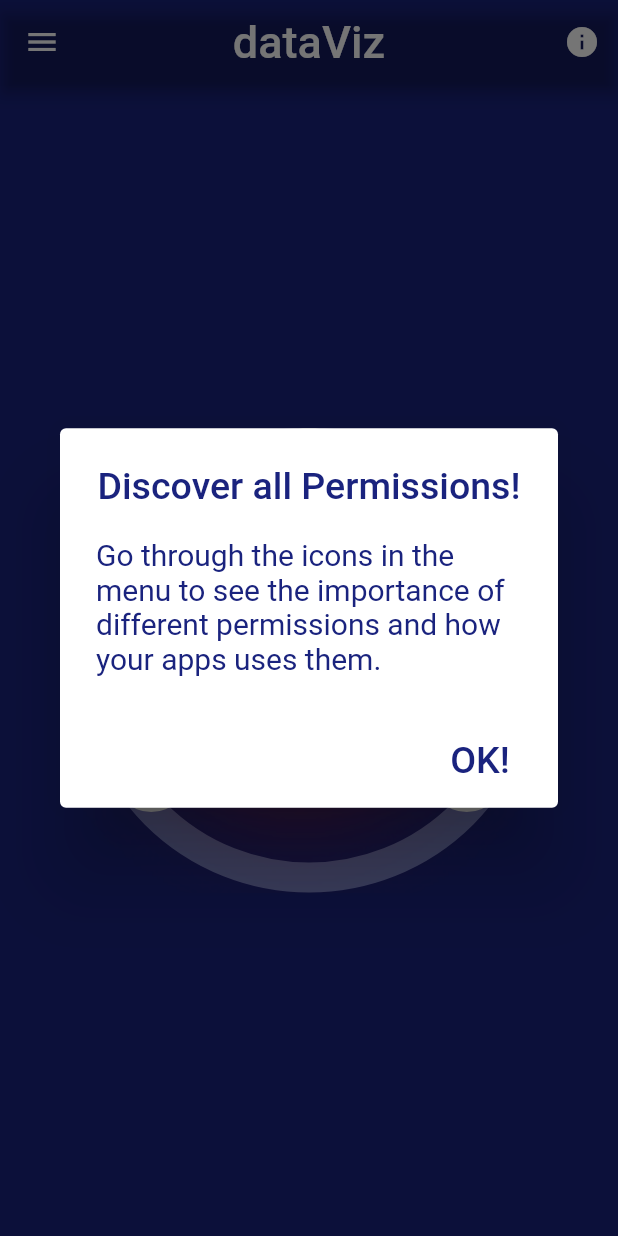
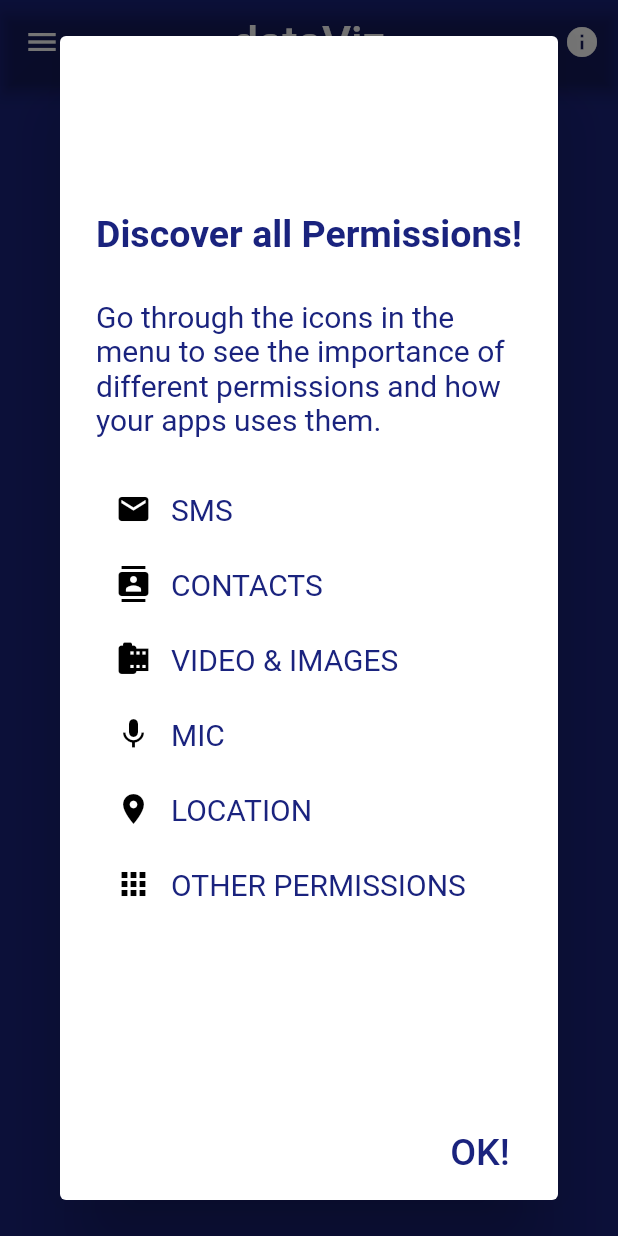
Before and after one commit to salmonMaxx/dataViz, a Flutter app: the MenuPage screen opened by its route, after a tap on the "info" icon, on a phone screen of 412 x 824 dp. Run offline on Flutter 3.47's test engine with Material 2 defaults, Android fonts, the light colour scheme and no system bars; our stand-ins replace contacts_service, dots_indicator, location, permission_handler; missing offline and left inert: call_log, launcher_assist, photo_manager, sms, speech_recognition; Roboto replaces fonts that are missing (Abel-bold).

Commit message:
othermeny

```diff
--- a/lib/main.dart
+++ b/lib/main.dart
@@ -11,6 +11,8 @@ import './routes/ForgotPassword.dart';
 import './routes/PermissionTemplate.dart';
 import './routes/PermissionMicrophoneScreen.dart';
 import './routes/MenuPage.dart';
+import './routes/MenuForOtherPerm.dart';
+import './routes/permissions/Sensors.dart';
 
 //drawer --> sidebar menu
 
@@ -50,6 +52,8 @@ class MyApp extends StatelessWidget {
         'permissions': (context) => PermissionTemplate(),
         'microphone': (context) => PermissionMicrophoneScreen(),
         'menu': (context) => MenuPage(),
+        'sensors': (context) => Sensors(),
+        //'menuOther': (context) => MenuForOtherPerm(),
 
         //drawer
         'big_picture': (context) => BigPicture(),
@@ -196,6 +200,7 @@ class _MyHomePageState extends State<MyHomePage> {
                               'calendar' : _getPermissionToAppList("android.permission.READ_CALENDAR"),
                               'phone' : _getPermissionToAppList("android.permission.WRITE_EXTERNAL_STORAGE"),
                               'callLog' : _getPermissionToAppList("android.permission.READ_CALL_LOG"),
+                              'camera' : _getPermissionToAppList("android.permission.CAMERA"),
 
                               //keep adding here to get more into the menu page
                               //TODO Contacts, microphone, sms, video and images, location
--- a/lib/routes/MenuPage.dart
+++ b/lib/routes/MenuPage.dart
@@ -8,29 +8,77 @@ import './permissions/Calendar.dart';
 import './permissions/Sms.dart';
 import './permissions/Phone.dart';
 import './permissions/CallLog.dart';
+import './MenuForOtherPerm.dart';
 
 import 'package:photo_manager/photo_manager.dart';
 
 Future<void> _ackAlert(BuildContext context) {
+  List <String> theList = ["Video and Image","SMS","Mic", "Contact", "Location"];
   return showDialog<void>(
     context: context,
     builder: (BuildContext context) {
       return AlertDialog(
-        title: Text('Discover all Permissions!',
+        content:
+        new Column(
+          mainAxisAlignment: MainAxisAlignment.center,
+          children: <Widget>[
+            new Flexible(
+              child: Text('Discover all Permissions!\n',
             textAlign: TextAlign.center,
-            style: TextStyle(color: Colors.indigo[900], fontSize: 25)),
-        content: Text(
-            'Go through the icons in the menu to see the importance of different permissions and how your apps uses them.',
+            style: TextStyle(color: Colors.indigo[900], fontSize: 25, fontWeight: FontWeight.bold)),),
+
+            new Flexible(
+              child:
+              Text(
+                  'Go through the icons in the menu to see the importance of different permissions and how your apps uses them.\n',
                   style: TextStyle(color: Colors.indigo[900], fontSize: 20)),
+            ),
+            new Row(
+              mainAxisAlignment: MainAxisAlignment.start,
+              children: <Widget>[
+                new CircleButton(iconData: Icons.email),
+                new Text ("SMS", textAlign: TextAlign.start, style: TextStyle(color: Colors.indigo[900], fontSize: 20)),
+              ],),
+            new Row(
+              mainAxisAlignment: MainAxisAlignment.start,
+              children: <Widget>[
+                new CircleButton(iconData: Icons.contacts),
+                new Text ("CONTACTS", textAlign: TextAlign.start, style: TextStyle(color: Colors.indigo[900], fontSize: 20)),
+              ],),
+            new Row(
+              mainAxisAlignment: MainAxisAlignment.start,
+              children: <Widget>[
+                new CircleButton(iconData: Icons.camera_roll),
+                new Text ("VIDEO & IMAGES", textAlign: TextAlign.start, style: TextStyle(color: Colors.indigo[900], fontSize: 20)),
+              ],),
+            new Row(
+              mainAxisAlignment: MainAxisAlignment.start,
+              children: <Widget>[
+                new CircleButton(iconData: Icons.mic),
+                new Text ("MIC", textAlign: TextAlign.start, style: TextStyle(color: Colors.indigo[900], fontSize: 20)),
+              ],),
+            new Row(
+              mainAxisAlignment: MainAxisAlignment.start,
+              children: <Widget>[
+                new CircleButton(iconData: Icons.location_on),
+                new Text ("LOCATION",textAlign: TextAlign.start, style: TextStyle(color: Colors.indigo[900], fontSize: 20)),
+              ],),
+            new Row(
+              mainAxisAlignment: MainAxisAlignment.start,
+              children: <Widget>[
+                new CircleButton(iconData: Icons.apps),
+                new Text ("OTHER PERMISSIONS", textAlign: TextAlign.start, style: TextStyle(color: Colors.indigo[900], fontSize: 20)),
+              ],),],),
         actions: <Widget>[
+
           FlatButton(
             child: Text('OK!',
                 textAlign: TextAlign.center,
                 style: new TextStyle(color: Colors.indigo[900], fontSize: 25)),
             onPressed: () {
               Navigator.of(context).pop();
-            },
-          ),
+            },),
+
           ],
       );
     },
@@ -47,7 +95,6 @@ class MenuPage extends StatefulWidget {
 
 class _MenuPageState extends State<MenuPage> {
   @override
-
   void getImages() async {
     var result = await PhotoManager.requestPermission();
     if (!(result == true)) {
@@ -100,7 +147,6 @@ class _MenuPageState extends State<MenuPage> {
                   decoration: BoxDecoration(
                     image: DecorationImage(
                       image: AssetImage('assets/light.png'),
-
                     ),
                   ),
                 ),
@@ -109,17 +155,21 @@ class _MenuPageState extends State<MenuPage> {
               left: -150.0,
             ),
             new Positioned(
-              child: new Center(
+              child: new Column(
+                children: <Widget>[
+                  new GestureDetector(
+                    onTap: () {_ackAlert(context);},
                     child: Container(
                       width: 150,
                       height: 150,
                       decoration: BoxDecoration(
                         image: DecorationImage(
-                      //image: AssetImage('assets/mabu-lightbulb.png'), //HAVE TO CHANGE PIC
                           image: AssetImage('assets/lamp1.png'),
                         ),
                       ),
                     ),
+                  ),
+                ],
               ),
               top: 80.0,
               left: 80.0,
@@ -130,10 +180,10 @@ class _MenuPageState extends State<MenuPage> {
                   onTap: () {
                     var route = new MaterialPageRoute(
                         builder: (BuildContext context) =>
-                            new BlackList(widget.appInfo["installedLabels"]));
+                            new Sms(widget.appInfo["sms"], true));
                     Navigator.of(context).push(route);
                   },
-                  iconData: Icons.list),
+                  iconData: Icons.email),
               top: 0.0,
               left: 130.0,
             ),
@@ -142,36 +192,25 @@ class _MenuPageState extends State<MenuPage> {
                   onTap: () {
                     var route = new MaterialPageRoute(
                         builder: (BuildContext context) =>
-                            new Calendar(widget.appInfo["calendar"]));
+                            new VideoPics(widget.appInfo["videoPics"]));
                     Navigator.of(context).push(route);
+                    getImages();
                   },
-                  iconData: Icons.calendar_today),
-              top: 53.59,
-              left: 235.18,
+                  iconData: Icons.camera_roll),
+              left: 17.42,
+              top: 195,
             ),
             new Positioned(
               child: new CircleButton(
                   onTap: () {
                     var route = new MaterialPageRoute(
                         builder: (BuildContext context) =>
-                        new Phone(widget.appInfo["phone"]));
+                            new Location(widget.appInfo["location"]));
                     Navigator.of(context).push(route);
                   },
-                  iconData: Icons.phone_forwarded),
-              top: 206.41,
-              left: 235.18,
-            ),
-            new Positioned(
-              child: new CircleButton(
-                  onTap: () {
-                    var route = new MaterialPageRoute(
-                        builder: (BuildContext context) =>
-                        new Sms(widget.appInfo["sms"]));
-                    Navigator.of(context).push(route);
-                  },
-                  iconData: Icons.email),
-              top: 206.41,
-              left: 24.82,
+                  iconData: Icons.location_on),
+              left: 17.42,
+              top: 65.0,
             ),
             new Positioned(
               child: new CircleButton(
@@ -182,30 +221,34 @@ class _MenuPageState extends State<MenuPage> {
                     Navigator.of(context).push(route);
                   },
                   iconData: Icons.contacts),
-              top: 53.59,
-              left: 24.82,
+              left: 242.58,
+              top: 65,
             ),
-           /* new Positioned(
+            new Positioned(
               child: new CircleButton(
                   onTap: () {
                     var route = new MaterialPageRoute(
                         builder: (BuildContext context) =>
-                        new VideoPics(widget.appInfo["videoPics"]));
+                            new Mic(widget.appInfo["mic"]));
                     Navigator.of(context).push(route);
-                    getImages();
                   },
-                  iconData: Icons.personal_video),
-              top: 130.0,
-              left: 260.0,
+                  iconData: Icons.mic),
+              left: 242.58,
+              top: 195,
             ),
             new Positioned(
               child: new CircleButton(
-                  onTap: () => Navigator.of(context).pushNamed('activity_log'),
-                  iconData: Icons.directions_bike),
-              top: 130.0,
-              left: 0.0,
+                  onTap: () {
+                    var route = new MaterialPageRoute(
+                        builder: (BuildContext context) =>
+                            new MenuForOtherPerm(widget.appInfo));
+                    Navigator.of(context).push(route);
+                  },
+                  iconData: Icons.apps),
+              top: 260.0,
+              left: 130.0,
             ),
-            new Positioned(
+            /*new Positioned(
               child: new CircleButton(
                   onTap: () {
                     var route = new MaterialPageRoute(
@@ -357,8 +400,7 @@ class CircleButton extends StatelessWidget {
         ),
         child: new Icon(
           iconData,
-          color: Colors.black
-          ,
+          color: Colors.black,
         ),
       ),
     );
--- a/lib/routes/permissions/Camera.dart
+++ b/lib/routes/permissions/Camera.dart
@@ -4,8 +4,8 @@ import '../PermissionTemplate.dart';
 
 class Camera extends StatefulWidget {
 
-  Camera({Key key, this.whoHasCamera}) : super(key:key);
-  final Map<String, dynamic> whoHasCamera;
+  Camera(this.whoHasCamera);
+  final List<String> whoHasCamera;
 
   @override
   _CameraState createState() => _CameraState();
```
Also changed, not shown: lib/routes/MenuForOtherPerm.dart (added, +87 -0 lines), lib/routes/intro/introPage.dart (+104 -8 lines), lib/routes/permissions/Sms.dart (+6 -3 lines). Lines whose indentation alone changed are shown as unchanged.
